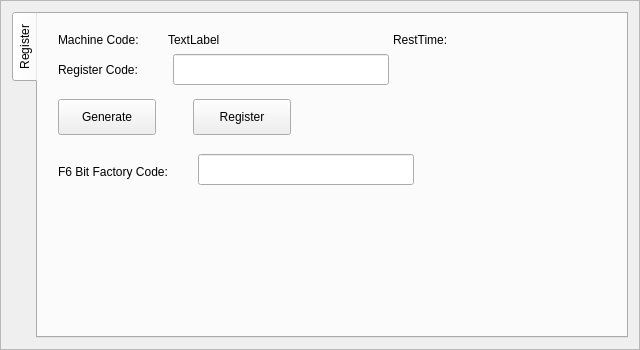
Before: the Qt Designer form categorypage/icsettingsframe.ui in GaussCheng/2-5AxisPunch, drawn with Qt 5.
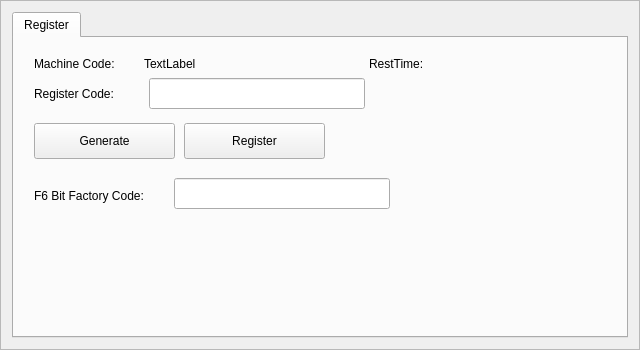
After: the same form once the commit is applied. Custom widgets are drawn as their Qt base class.

Diff of the .ui file:
```diff
--- a/categorypage/icsettingsframe.ui
+++ b/categorypage/icsettingsframe.ui
@@ -23,7 +23,7 @@
    <item>
     <widget class="ICTabWidget" name="tabWidget">
      <property name="tabPosition">
-      <enum>QTabWidget::West</enum>
+      <enum>QTabWidget::North</enum>
      </property>
      <property name="currentIndex">
       <number>0</number>
@@ -86,7 +86,7 @@
         <rect>
          <x>20</x>
          <y>85</y>
-         <width>98</width>
+         <width>141</width>
          <height>36</height>
         </rect>
        </property>
@@ -97,9 +97,9 @@
       <widget class="QPushButton" name="registerButton">
        <property name="geometry">
         <rect>
-         <x>155</x>
+         <x>170</x>
          <y>85</y>
-         <width>98</width>
+         <width>141</width>
          <height>36</height>
         </rect>
        </property>
@@ -110,9 +110,9 @@
       <widget class="QLabel" name="tipLabel">
        <property name="geometry">
         <rect>
-         <x>270</x>
+         <x>315</x>
          <y>90</y>
-         <width>306</width>
+         <width>261</width>
          <height>21</height>
         </rect>
        </property>
@@ -249,17 +249,17 @@
   </layout>
  </widget>
  <customwidgets>
-  <customwidget>
-   <class>ICLineEditWithVirtualKeyboard</class>
-   <extends>QLineEdit</extends>
-   <header>iclineeditwithvirtualkeyboard.h</header>
-  </customwidget>
   <customwidget>
    <class>ICTabWidget</class>
    <extends>QTabWidget</extends>
    <header>ictabwidget.h</header>
    <container>1</container>
   </customwidget>
+  <customwidget>
+   <class>ICLineEditWithVirtualKeyboard</class>
+   <extends>QLineEdit</extends>
+   <header>iclineeditwithvirtualkeyboard.h</header>
+  </customwidget>
  </customwidgets>
  <resources/>
  <connections/>
```
